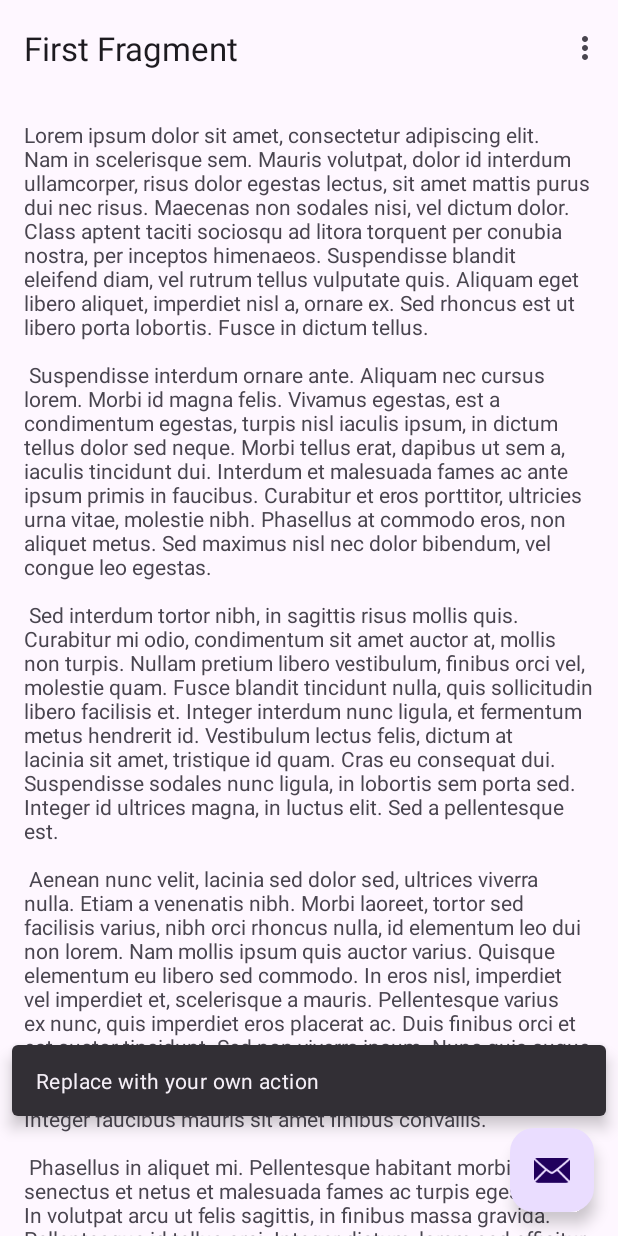
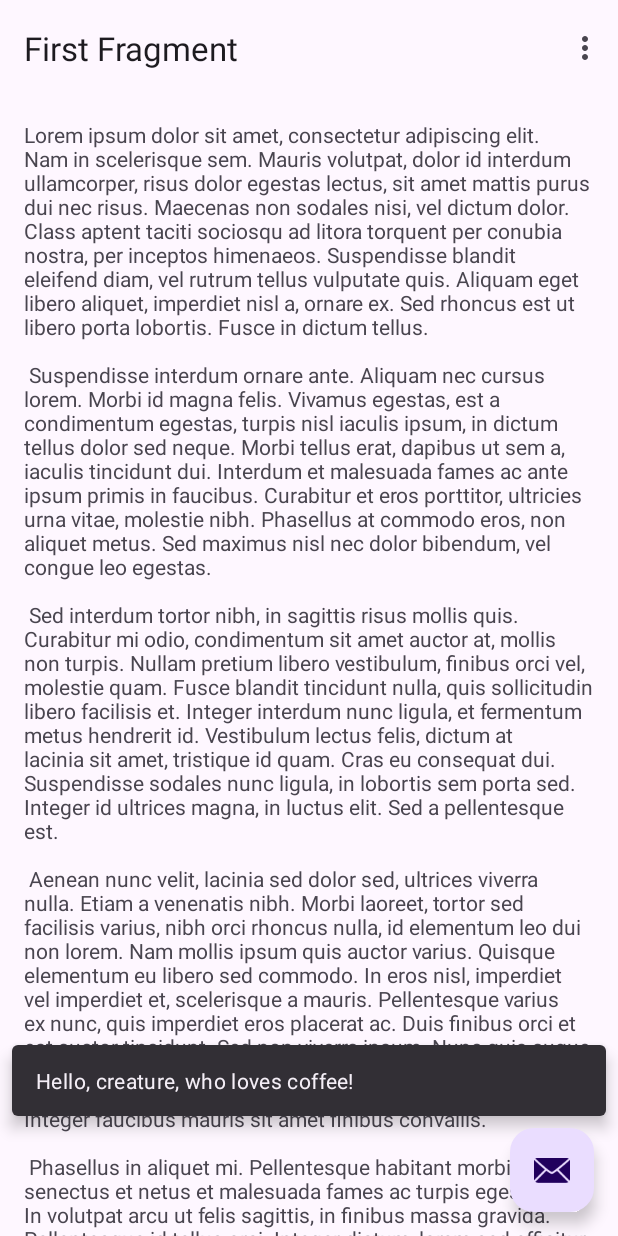
Before and after one commit to Evo-Eclipse/Cafelogue, an Android app: the screen it shows after launch (MainActivity), after a tap on an icon or button, on a phone screen of 412 x 824 dp. Run offline under Robolectric (Android 15) with nearby library versions, the phone set to English and light mode, and no system bars; our stand-ins replace navigation-ui.

Commit message:
Update Snackbar message in MainActivity

```diff
--- a/app/src/main/java/com/example/cafelogue/MainActivity.kt
+++ b/app/src/main/java/com/example/cafelogue/MainActivity.kt
@@ -29,7 +29,7 @@ class MainActivity : AppCompatActivity() {
         setupActionBarWithNavController(navController, appBarConfiguration)
 
         binding.fab.setOnClickListener { view ->
-            Snackbar.make(view, "Replace with your own action", Snackbar.LENGTH_LONG)
+            Snackbar.make(view, "Hello, creature, who loves coffee!", Snackbar.LENGTH_LONG)
                 .setAction("Action", null)
                 .setAnchorView(R.id.fab).show()
         }
```
